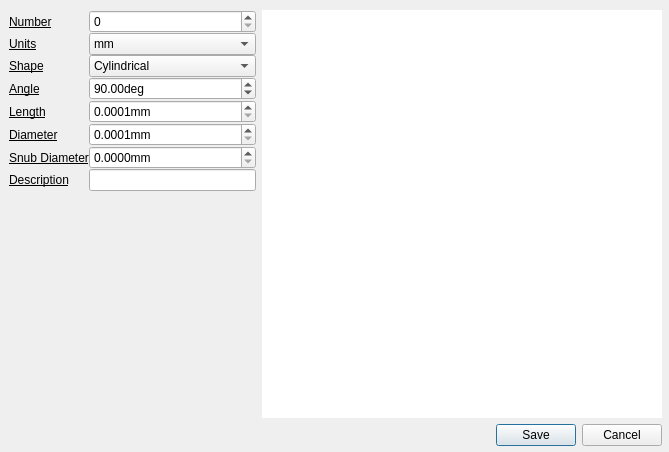
This is qt/tool_dialog.ui in CauldronDevelopmentLLC/CAMotics as Qt 5 draws it before an edit. The edited form follows.
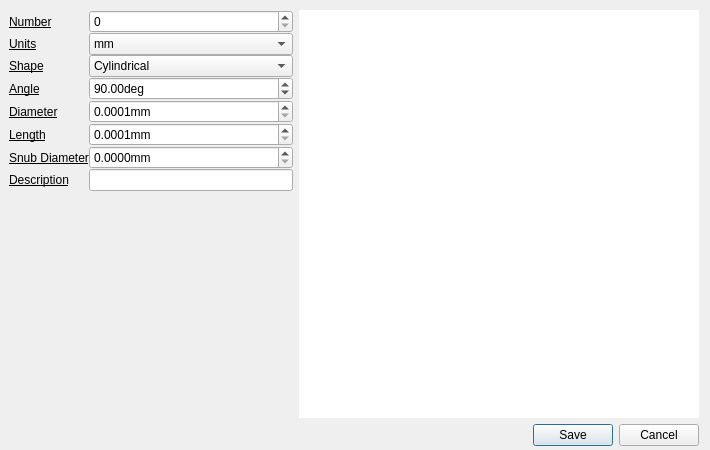
This is the edited form.

Commit message: Length after Diameter in tool dialog

```diff
--- a/qt/tool_dialog.ui
+++ b/qt/tool_dialog.ui
@@ -6,8 +6,8 @@
    <rect>
     <x>0</x>
     <y>0</y>
-    <width>669</width>
-    <height>452</height>
+    <width>710</width>
+    <height>450</height>
    </rect>
   </property>
   <property name="windowTitle">
@@ -16,12 +16,12 @@
   <property name="modal">
    <bool>true</bool>
   </property>
-  <widget class="QWidget" name="">
+  <widget class="QWidget" name="layoutWidget">
    <property name="geometry">
     <rect>
      <x>9</x>
      <y>10</y>
-     <width>653</width>
+     <width>690</width>
      <height>436</height>
     </rect>
    </property>
@@ -167,7 +167,7 @@
             </property>
            </widget>
           </item>
-          <item row="4" column="0">
+          <item row="5" column="0">
            <widget class="QLabel" name="label_47">
             <property name="font">
              <font>
@@ -182,7 +182,7 @@
             </property>
            </widget>
           </item>
-          <item row="4" column="1">
+          <item row="5" column="1">
            <widget class="QDoubleSpinBox" name="lengthDoubleSpinBox">
             <property name="suffix">
              <string>mm</string>
@@ -198,7 +198,7 @@
             </property>
            </widget>
           </item>
-          <item row="5" column="0">
+          <item row="4" column="0">
            <widget class="QLabel" name="label_48">
             <property name="font">
              <font>
@@ -213,7 +213,7 @@
             </property>
            </widget>
           </item>
-          <item row="5" column="1">
+          <item row="4" column="1">
            <widget class="QDoubleSpinBox" name="diameterDoubleSpinBox">
             <property name="suffix">
              <string>mm</string>
```
